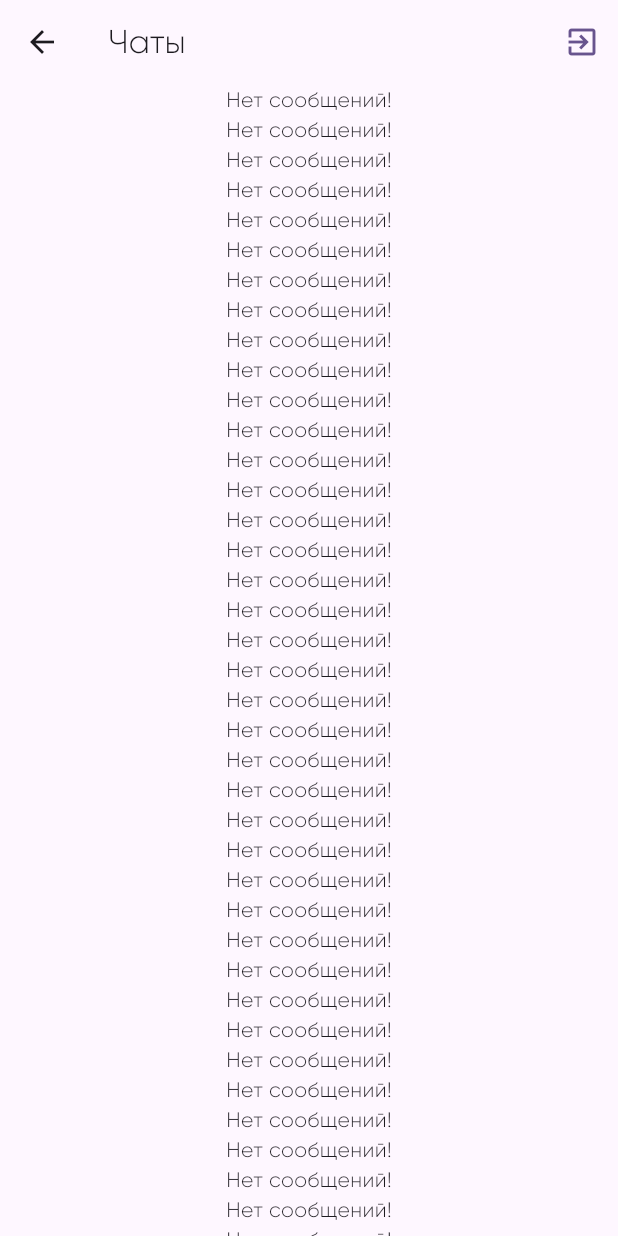
After one commit to Kakmusayan/chat_app, a Flutter app: the ChatListScreen screen opened directly, on a phone screen of 412 x 824 dp. The commit adds this screen. Run offline on Flutter 3.47's test engine with Material 3 defaults, Android fonts, the phone set to English and light mode, and no system bars; our stand-ins replace cloud_firestore, firebase_auth, firebase_core; accounts and stored records are empty.

Commit message:
состаяние на 10_10_2024

```diff
--- /dev/null
+++ b/lib/screens/chat_list.dart
@@ -0,0 +1,112 @@
+import 'package:cloud_firestore/cloud_firestore.dart';
+import 'package:firebase_auth/firebase_auth.dart';
+import 'package:flutter/material.dart';
+
+import 'package:chat_app/widgets/message_bubble.dart';
+
+class ChatListScreen extends StatelessWidget {
+  const ChatListScreen({super.key});
+
+  @override
+  Widget build(BuildContext context) {
+    final authenticatedUser = FirebaseAuth.instance.currentUser!;
+
+    return Scaffold(
+      appBar: AppBar(
+        title: const Text("Чаты"),
+        actions: [
+          IconButton(
+            onPressed: () {
+              FirebaseAuth.instance.signOut();
+            },
+            icon: Icon(
+              Icons.exit_to_app,
+              color: Theme.of(context).colorScheme.primary,
+            ),
+          ),
+        ],
+      ),
+      body: ListView.builder(
+        itemBuilder: ((context, index) {
+          return StreamBuilder(
+            stream: FirebaseFirestore.instance
+                .collection('chat')
+                .orderBy(
+                  'createdAt',
+                  descending: true,
+                )
+                .snapshots(),
+            builder: (ctx, chatSnapshot) {
+              if (chatSnapshot.connectionState == ConnectionState.waiting) {
+                return const Center(
+                  child: CircularProgressIndicator(),
+                );
+              }
+
+              if (!chatSnapshot.hasData || chatSnapshot.data!.docs.isEmpty) {
+                return const Center(
+                  child: Text('Нет сообщений!'),
+                );
+              }
+
+              if (chatSnapshot.hasError) {
+                return const Center(
+                  child: Text('Пройзошел сбой!'),
+                );
+              }
+
+              final loadedMessages = chatSnapshot.data!.docs;
+
+              return ListView.builder(
+                padding: const EdgeInsets.only(bottom: 38),
+                reverse: true,
+                shrinkWrap: true,
+                itemCount: loadedMessages.length,
+                itemBuilder: (ctx, index) {
+                  final chatMessage = loadedMessages[index].data();
+                  final nextChatMessage = index + 1 < loadedMessages.length
+                      ? loadedMessages[index + 1].data()
+                      : null;
+                  final currentMessageUserId = chatMessage['userId'];
+                  final nextMessageUserId = nextChatMessage != null
+                      ? nextChatMessage['userId']
+                      : null;
+                  final nextUserIdSame =
+                      nextMessageUserId == currentMessageUserId;
+
+                  if (nextUserIdSame) {
+                    return MessageBubble.next(
+                      message: chatMessage['text'],
+                      isMe: authenticatedUser.uid == currentMessageUserId,
+                    );
+                  } else {
+                    return MessageBubble.first(
+                      username: chatMessage['username'],
+                      message: chatMessage['text'],
+                      isMe: authenticatedUser.uid == currentMessageUserId,
+                    );
+                  }
+                },
+              );
+            },
+          );
+
+          ListTile(
+            leading: CircleAvatar(
+              backgroundColor: const Color(0XFF1FDB5F),
+              radius: 16,
+              child: Padding(
+                padding: const EdgeInsets.all(6),
+                child: FittedBox(
+                  child: Text(userInfo.lastName != null
+                      ? userInfo.lastName![0]
+                      : 'NULL'),
+                ),
+              ),
+            ),
+          );
+        }),
+      ),
+    );
+  }
+}
```
Also changed, not shown: lib/screens/chat.dart (+10 -3 lines), lib/widgets/chat_messages.dart (+29 -4 lines), lib/widgets/message_bubble.dart (+19 -51 lines), lib/widgets/new_message.dart (+10 -2 lines).
